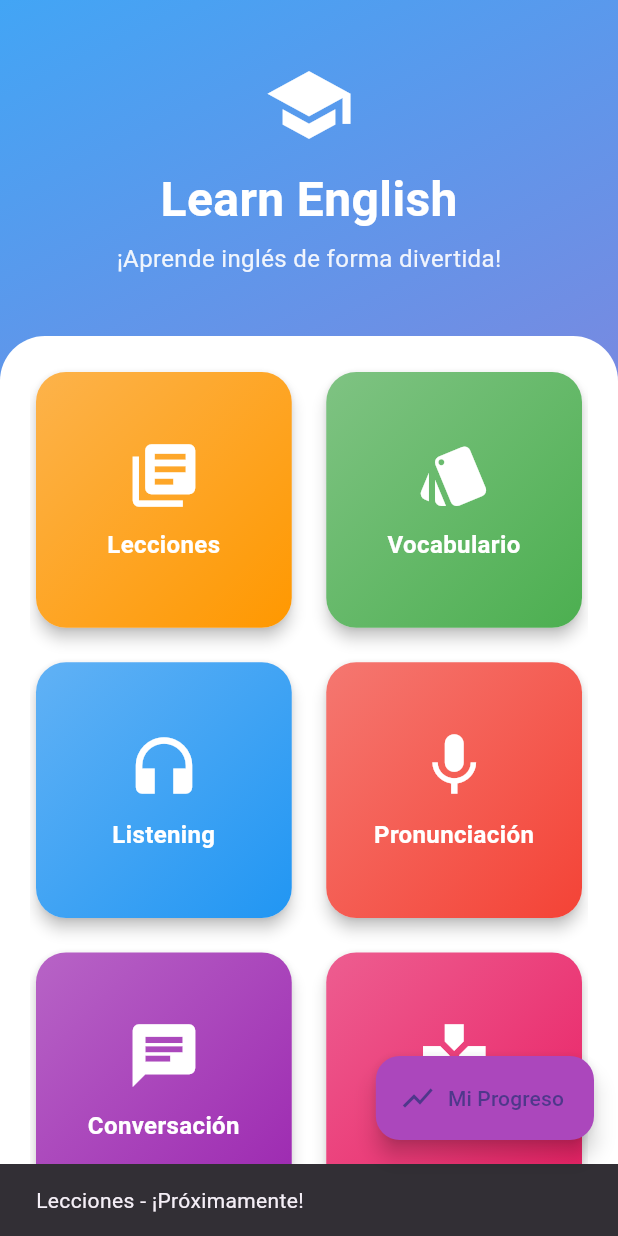
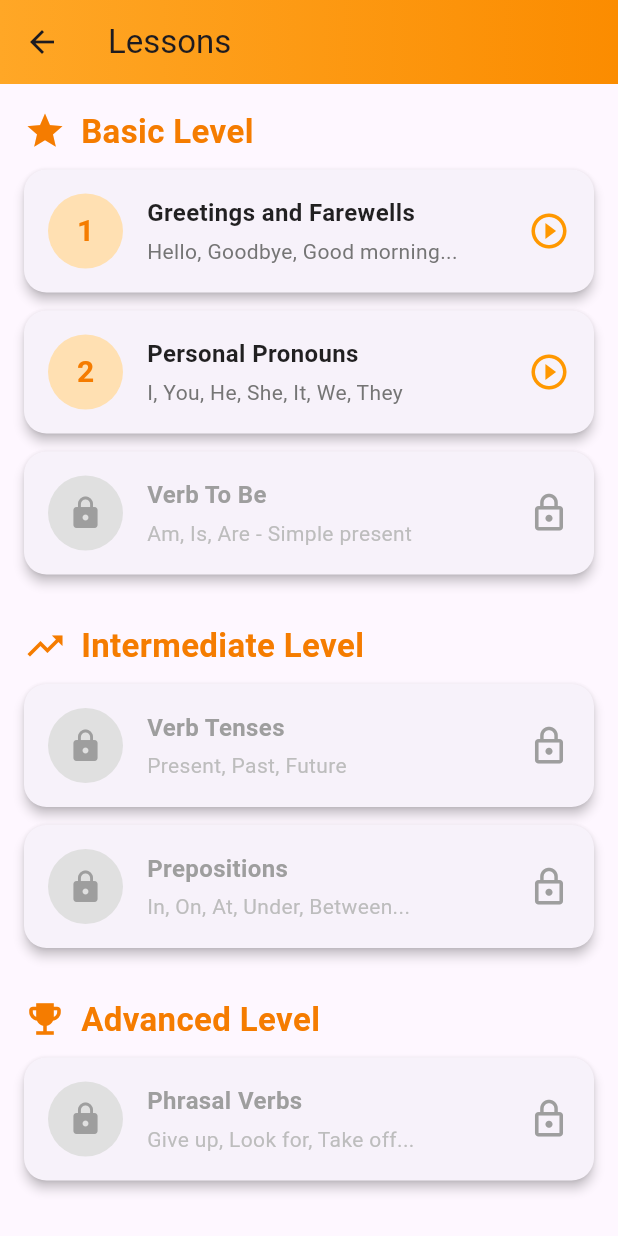
Before and after one commit to dunkelheitEXE/coreenglish, a Flutter app: the screen it shows after launch, after a tap on "Lecciones", on a phone screen of 412 x 824 dp. Run offline on Flutter 3.47's test engine with Material 3 defaults, Android fonts, the light colour scheme and no system bars.

Commit message:
Developing activities

```diff
--- /dev/null
+++ b/lib/lessons.dart
@@ -0,0 +1,282 @@
+import 'package:flutter/material.dart';
+
+class LessonsScreen extends StatelessWidget {
+  const LessonsScreen({Key? key}) : super(key: key);
+
+  void grettings() {}
+
+  @override
+  Widget build(BuildContext context) {
+    return Scaffold(
+      appBar: AppBar(
+        title: const Text('Lessons'),
+        flexibleSpace: Container(
+          decoration: BoxDecoration(
+            gradient: LinearGradient(
+              colors: [Colors.orange.shade400, Colors.orange.shade600],
+            ),
+          ),
+        ),
+        elevation: 0,
+      ),
+      body: Container(
+        child: ListView(
+          padding: const EdgeInsets.all(16),
+          children: [
+            // Basic Level Section
+            const SectionHeader(title: 'Basic Level', icon: Icons.star),
+            const SizedBox(height: 10),
+            LessonCard(
+              lessonNumber: 1,
+              title: 'Greetings and Farewells',
+              description: 'Hello, Goodbye, Good morning...',
+              progress: 0.0,
+              isLocked: false,
+              onTap: () => _showLessonDetail(context, 'Greetings and Farewells'),
+            ),
+            LessonCard(
+              lessonNumber: 2,
+              title: 'Personal Pronouns',
+              description: 'I, You, He, She, It, We, They',
+              progress: 0.0,
+              isLocked: false,
+              onTap: () => _showLessonDetail(context, 'Personal Pronouns'),
+            ),
+            LessonCard(
+              lessonNumber: 3,
+              title: 'Verb To Be',
+              description: 'Am, Is, Are - Simple present',
+              progress: 0.0,
+              isLocked: true,
+              onTap: () {},
+            ),
+
+            const SizedBox(height: 20),
+
+            // Intermediate Level Section
+            const SectionHeader(title: 'Intermediate Level', icon: Icons.trending_up),
+            const SizedBox(height: 10),
+            LessonCard(
+              lessonNumber: 4,
+              title: 'Verb Tenses',
+              description: 'Present, Past, Future',
+              progress: 0.0,
+              isLocked: true,
+              onTap: () {},
+            ),
+            LessonCard(
+              lessonNumber: 5,
+              title: 'Prepositions',
+              description: 'In, On, At, Under, Between...',
+              progress: 0.0,
+              isLocked: true,
+              onTap: () {},
+            ),
+
+            const SizedBox(height: 20),
+
+            // Advanced Level Section
+            const SectionHeader(title: 'Advanced Level', icon: Icons.emoji_events),
+            const SizedBox(height: 10),
+            LessonCard(
+              lessonNumber: 6,
+              title: 'Phrasal Verbs',
+              description: 'Give up, Look for, Take off...',
+              progress: 0.0,
+              isLocked: true,
+              onTap: () {},
+            ),
+          ],
+        ),
+      ),
+    );
+  }
+
+  static void _showLessonDetail(BuildContext context, String lessonTitle) {
+    showDialog(
+      context: context,
+      builder: (context) => AlertDialog(
+        title: Text(lessonTitle),
+        content: Column(
+          mainAxisSize: MainAxisSize.min,
+          children: [
+            const Icon(Icons.play_circle_outline, size: 60, color: Colors.orange),
+            const SizedBox(height: 20),
+            const Text(
+              'Ready to start!',
+              style: TextStyle(fontSize: 18, fontWeight: FontWeight.bold),
+            ),
+            const SizedBox(height: 10),
+            const Text(
+              'This lesson includes:\n• Explanation\n• Exercises\n• Final quiz',
+              textAlign: TextAlign.center,
+            ),
+          ],
+        ),
+        actions: [
+          TextButton(
+            onPressed: () => Navigator.pop(context),
+            child: const Text('Cancel'),
+          ),
+          ElevatedButton(
+            onPressed: () {
+              Navigator.pop(context);
+              ScaffoldMessenger.of(context).showSnackBar(
+                const SnackBar(
+                  content: Text('Lesson content coming soon...'),
+                  duration: Duration(seconds: 2),
+                ),
+              );
+            },
+            style: ElevatedButton.styleFrom(
+              backgroundColor: Colors.orange,
+            ),
+            child: const Text('Start'),
+          ),
+        ],
+      ),
+    );
+  }
+}
+
+// Widget for section headers
+class SectionHeader extends StatelessWidget {
+  final String title;
+  final IconData icon;
+
+  const SectionHeader({
+    Key? key,
+    required this.title,
+    required this.icon,
+  }) : super(key: key);
+
+  @override
+  Widget build(BuildContext context) {
+    return Row(
+      children: [
+        Icon(icon, color: Colors.orange.shade700, size: 28),
+        const SizedBox(width: 10),
+        Text(
+          title,
+          style: TextStyle(
+            fontSize: 22,
+            fontWeight: FontWeight.bold,
+            color: Colors.orange.shade700,
+          ),
+        ),
+      ],
+    );
+  }
+}
+
+// Widget for each lesson card
+class LessonCard extends StatelessWidget {
+  final int lessonNumber;
+  final String title;
+  final String description;
+  final double progress;
+  final bool isLocked;
+  final VoidCallback onTap;
+
+  const LessonCard({
+    Key? key,
+    required this.lessonNumber,
+    required this.title,
+    required this.description,
+    required this.progress,
+    required this.isLocked,
+    required this.onTap,
+  }) : super(key: key);
+
+  @override
+  Widget build(BuildContext context) {
+    return Card(
+      elevation: 3,
+      margin: const EdgeInsets.only(bottom: 12),
+      shape: RoundedRectangleBorder(
+        borderRadius: BorderRadius.circular(15),
+      ),
+      child: InkWell(
+        onTap: isLocked ? null : onTap,
+        borderRadius: BorderRadius.circular(15),
+        child: Padding(
+          padding: const EdgeInsets.all(16),
+          child: Row(
+            children: [
+              // Lesson number or lock
+              Container(
+                width: 50,
+                height: 50,
+                decoration: BoxDecoration(
+                  color: isLocked ? Colors.grey.shade300 : Colors.orange.shade100,
+                  shape: BoxShape.circle,
+                ),
+                child: Center(
+                  child: isLocked
+                      ? const Icon(Icons.lock, color: Colors.grey)
+                      : Text(
+                          '$lessonNumber',
+                          style: TextStyle(
+                            fontSize: 20,
+                            fontWeight: FontWeight.bold,
+                            color: Colors.orange.shade700,
+                          ),
+                        ),
+                ),
+              ),
+              const SizedBox(width: 16),
+
+              // Lesson content
+              Expanded(
+                child: Column(
+                  crossAxisAlignment: CrossAxisAlignment.start,
+                  children: [
+                    Text(
+                      title,
+                      style: TextStyle(
+                        fontSize: 16,
+                        fontWeight: FontWeight.bold,
+                        color: isLocked ? Colors.grey : Colors.black87,
+                      ),
+                    ),
+                    const SizedBox(height: 4),
+                    Text(
+                      description,
+                      style: TextStyle(
+                        fontSize: 14,
+                        color: isLocked ? Colors.grey.shade400 : Colors.grey.shade600,
+                      ),
+                    ),
+                    if (progress > 0 && !isLocked) ...[
+                      const SizedBox(height: 8),
+                      LinearProgressIndicator(
+                        value: progress,
+                        backgroundColor: Colors.grey.shade200,
+                        color: Colors.orange,
+                      ),
+                    ],
+                  ],
+                ),
+              ),
+
+              // Status icon
+              Icon(
+                isLocked
+                    ? Icons.lock_outline
+                    : progress >= 1.0
+                        ? Icons.check_circle
+                        : Icons.play_circle_outline,
+                color: isLocked
+                    ? Colors.grey
+                    : progress >= 1.0
+                        ? Colors.green
+                        : Colors.orange,
+                size: 28,
+              ),
+            ],
+          ),
+        ),
+      ),
+    );
+  }
+}
--- /dev/null
+++ b/lib/lessons/basic/greetings.dart
@@ -0,0 +1,46 @@
+import 'package:flutter/material.dart';
+
+class Greetings extends StatefulWidget {
+  const Greetings({super.key});
+
+  @override
+  State<Greetings> createState() => _GreetingsState();
+}
+
+class _GreetingsState extends State<Greetings> {
+  @override
+  Widget build(BuildContext context) {
+    return Scaffold(
+      appBar: AppBar(
+        title: const Text('Lecciones'),
+        flexibleSpace: Container(
+          decoration: BoxDecoration(
+            gradient: LinearGradient(
+              colors: [Colors.orange.shade400, Colors.orange.shade600],
+            ),
+          ),
+        ),
+        elevation: 0,
+      ),
+      body: Column(
+        mainAxisAlignment: MainAxisAlignment.center,
+        children: [
+          Row(
+            mainAxisAlignment: MainAxisAlignment.center,
+            children: [
+              Card(
+                color: Color.fromARGB(255, 199, 199, 199),
+                shadowColor: Color.fromARGB(255, 48, 48, 48),
+                child: Row(
+                  children: [
+                    Text("HI! I")
+                  ],
+                ),
+              )
+            ],
+          )
+        ],
+      ),
+    );
+  }
+}
--- a/lib/main.dart
+++ b/lib/main.dart
@@ -1,4 +1,5 @@
 import 'package:flutter/material.dart';
+import 'lessons.dart';
 
 void main() {
   runApp(const EnglishLearningApp());
@@ -54,7 +55,7 @@ class MainMenuScreen extends StatelessWidget {
                     ),
                     const SizedBox(height: 10),
                     const Text(
-                      'Learn English',
+                      'Core English',
                       style: TextStyle(
                         fontSize: 32,
                         fontWeight: FontWeight.bold,
@@ -96,7 +97,12 @@ class MainMenuScreen extends StatelessWidget {
                         title: 'Lecciones',
                         color: Colors.orange,
                         onTap: () {
-                          _showComingSoon(context, 'Lecciones');
+                          Navigator.push(
+                            context,
+                            MaterialPageRoute(
+                              builder: (context) => const LessonsScreen(),
+                            ),
+                          );
                         },
                       ),
                       MenuCard(
```
